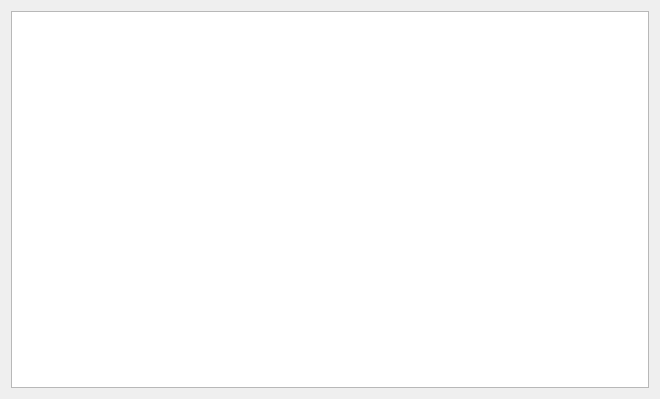
Before: the Qt Designer form treeViewer/mainWindow.ui in Fredy/Tree-Viewer, drawn with Qt 5.
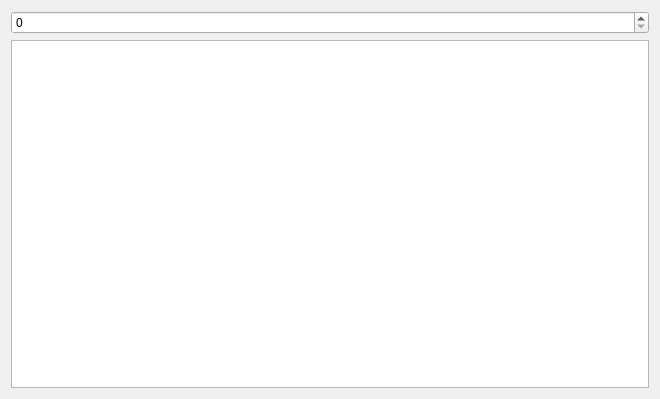
After: the same form once the commit is applied.

Diff of the .ui file:
```diff
--- a/treeViewer/mainWindow.ui
+++ b/treeViewer/mainWindow.ui
@@ -21,6 +21,13 @@
     </sizepolicy>
    </property>
    <layout class="QVBoxLayout" name="verticalLayout">
+    <item>
+     <widget class="QSpinBox" name="spinBox">
+      <property name="maximum">
+       <number>999</number>
+      </property>
+     </widget>
+    </item>
     <item>
      <widget class="QGraphicsView" name="graphicsView">
       <property name="sizePolicy">
```
